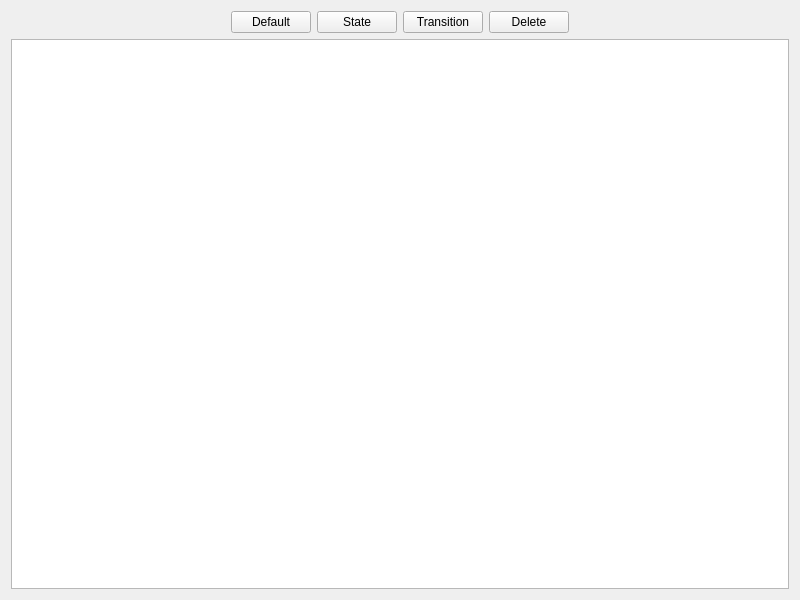
Old version of the form graph.ui in the repository trznjak/rs15-15.
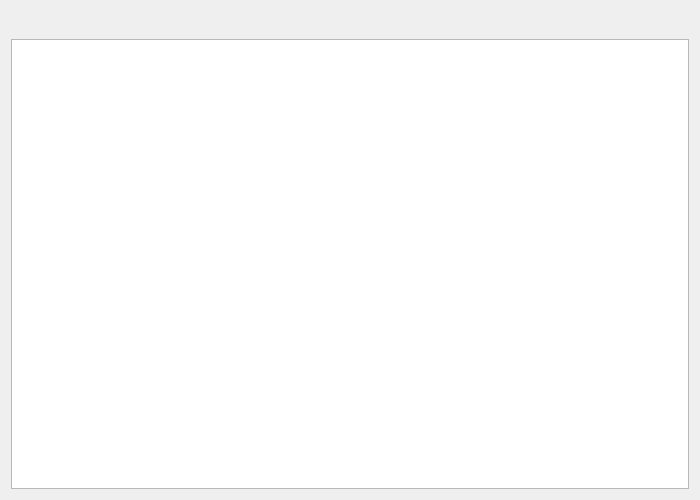
New version of the form.

Patch:
```diff
--- a/graph.ui
+++ b/graph.ui
@@ -6,12 +6,12 @@
    <rect>
     <x>0</x>
     <y>0</y>
-    <width>800</width>
-    <height>600</height>
+    <width>700</width>
+    <height>500</height>
    </rect>
   </property>
   <property name="sizePolicy">
-   <sizepolicy hsizetype="MinimumExpanding" vsizetype="MinimumExpanding">
+   <sizepolicy hsizetype="Preferred" vsizetype="Preferred">
     <horstretch>0</horstretch>
     <verstretch>0</verstretch>
    </sizepolicy>
@@ -22,75 +22,77 @@
   <layout class="QVBoxLayout" name="verticalLayout">
    <item>
     <layout class="QHBoxLayout" name="horizontalLayout">
-     <item>
-      <spacer name="horizontalSpacer_2">
-       <property name="orientation">
-        <enum>Qt::Horizontal</enum>
-       </property>
-       <property name="sizeHint" stdset="0">
-        <size>
-         <width>256</width>
-         <height>20</height>
-        </size>
-       </property>
-      </spacer>
-     </item>
      <item>
       <widget class="QPushButton" name="defaultButton">
        <property name="sizePolicy">
-        <sizepolicy hsizetype="Minimum" vsizetype="Minimum">
+        <sizepolicy hsizetype="Minimum" vsizetype="Fixed">
          <horstretch>0</horstretch>
          <verstretch>0</verstretch>
         </sizepolicy>
        </property>
+       <property name="styleSheet">
+        <string notr="true"/>
+       </property>
        <property name="text">
-        <string>Default</string>
+        <string/>
        </property>
        <property name="checkable">
         <bool>true</bool>
        </property>
+       <property name="flat">
+        <bool>true</bool>
+       </property>
       </widget>
      </item>
      <item>
       <widget class="QPushButton" name="stateButton">
        <property name="sizePolicy">
-        <sizepolicy hsizetype="Minimum" vsizetype="Minimum">
+        <sizepolicy hsizetype="Minimum" vsizetype="Fixed">
          <horstretch>0</horstretch>
          <verstretch>0</verstretch>
         </sizepolicy>
        </property>
        <property name="text">
-        <string>State</string>
+        <string/>
        </property>
        <property name="checkable">
         <bool>true</bool>
        </property>
+       <property name="flat">
+        <bool>true</bool>
+       </property>
       </widget>
      </item>
      <item>
       <widget class="QPushButton" name="transitionButton">
        <property name="sizePolicy">
-        <sizepolicy hsizetype="Minimum" vsizetype="Minimum">
+        <sizepolicy hsizetype="Minimum" vsizetype="Fixed">
          <horstretch>0</horstretch>
          <verstretch>0</verstretch>
         </sizepolicy>
        </property>
        <property name="text">
-        <string>Transition</string>
+        <string/>
        </property>
        <property name="checkable">
         <bool>true</bool>
        </property>
+       <property name="flat">
+        <bool>true</bool>
+       </property>
       </widget>
      </item>
      <item>
       <widget class="QPushButton" name="deleteButton">
        <property name="text">
-        <string>Delete</string>
+        <string/>
        </property>
        <property name="checkable">
         <bool>true</bool>
        </property>
+       <property name="flat">
+        <bool>true</bool>
+       </property>
       </widget>
      </item>
      <item>
@@ -111,7 +113,7 @@
    <item>
     <widget class="QGraphicsView" name="graphicsView">
      <property name="sizePolicy">
-      <sizepolicy hsizetype="Expanding" vsizetype="Expanding">
+      <sizepolicy hsizetype="Preferred" vsizetype="Preferred">
        <horstretch>0</horstretch>
        <verstretch>0</verstretch>
       </sizepolicy>
```
